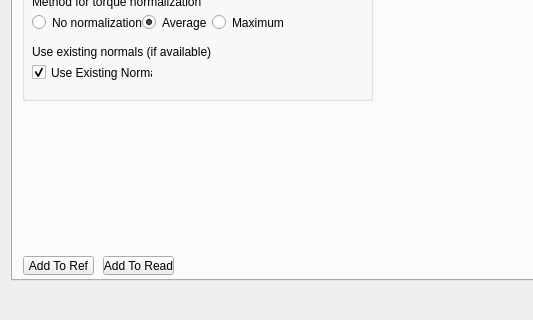
dagata-mining/CloudCompare, file plugins/core/Standard/qLibpointmatcher/ui/LibpointmatcherOutlierDialog.ui: the form before one commit; both pictures show x 0 to 533 and y 181 to 501 of the 770 by 501 pixel window.
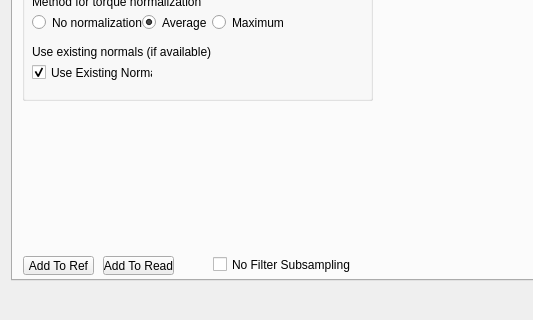
The form after the commit. The open tabs and pages were chosen to show the change. Icons and pictures are not drawn.

Patch:
```diff
--- a/plugins/core/Standard/qLibpointmatcher/ui/LibpointmatcherOutlierDialog.ui
+++ b/plugins/core/Standard/qLibpointmatcher/ui/LibpointmatcherOutlierDialog.ui
@@ -1658,6 +1658,19 @@
         <string>Add To Read</string>
        </property>
       </widget>
+      <widget class="QCheckBox" name="noFilterSubsampling">
+       <property name="geometry">
+        <rect>
+         <x>200</x>
+         <y>400</y>
+         <width>161</width>
+         <height>17</height>
+        </rect>
+       </property>
+       <property name="text">
+        <string>No Filter Subsampling</string>
+       </property>
+      </widget>
      </widget>
      <widget class="QWidget" name="normals">
       <attribute name="title">
```
Left out of the diff: 7 changed lines with no effect on the pictures.
